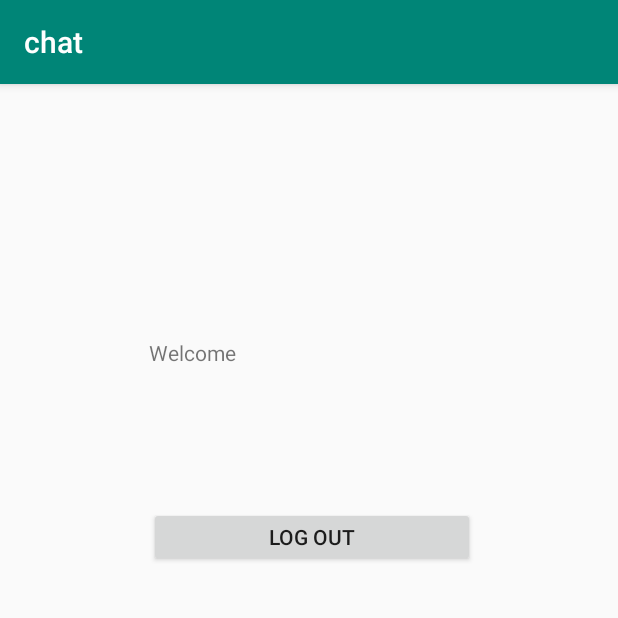
After one commit to skydread1/androidProject, an Android app: the ProfileUserActivity screen opened directly, with no data from a screen before it, on a phone screen of 412 x 824 dp, the top half of it. The commit adds this screen. Run offline under Robolectric (Android 15) with nearby library versions, the phone set to English and light mode, and no system bars; our stand-ins replace Firebase (no records; nobody signed in at launch, a user with empty details on screens opened directly).

Commit message:
profile activity added and logout button

```diff
--- a/app/src/main/AndroidManifest.xml
+++ b/app/src/main/AndroidManifest.xml
@@ -24,8 +24,8 @@
                 <category android:name="android.intent.category.LAUNCHER" />
             </intent-filter>
         </activity>
-        <activity android:name=".Main2Activity"></activity>
-        <activity android:name=".MessagesActivity"></activity>
+        <activity android:name=".ProfileUserActivity" />
+        <activity android:name=".MessagesActivity" />
     </application>
 
 </manifest>
--- a/app/src/main/java/com/cpe/chat/LoginActivity.java
+++ b/app/src/main/java/com/cpe/chat/LoginActivity.java
@@ -1,12 +1,9 @@
 package com.cpe.chat;
 
-import android.content.DialogInterface;
 import android.content.Intent;
 import android.support.annotation.NonNull;
-import android.support.v7.app.AlertDialog;
 import android.support.v7.app.AppCompatActivity;
 import android.os.Bundle;
-import android.util.Log;
 import android.util.Patterns;
 import android.view.View;
 import android.widget.EditText;
@@ -18,7 +15,6 @@ import com.google.android.gms.tasks.Task;
 import com.google.firebase.auth.AuthResult;
 import com.google.firebase.auth.FirebaseAuth;
 import com.google.firebase.auth.FirebaseAuthUserCollisionException;
-import com.google.firebase.auth.FirebaseUser;
 
 public class LoginActivity  extends AppCompatActivity implements View.OnClickListener {
     ProgressBar progressBar;
@@ -80,7 +76,7 @@ public class LoginActivity  extends AppCompatActivity implements View.OnClickLis
                 progressBar.setVisibility(View.GONE);
                 if (task.isSuccessful()) {
                     Toast.makeText(LoginActivity.this, "registration complete", Toast.LENGTH_SHORT).show();
-                    startActivity(new Intent(LoginActivity.this, MessagesActivity.class));
+                    startActivity(new Intent(LoginActivity.this, ProfileUserActivity.class));
                 } else {
 
                     if (task.getException() instanceof FirebaseAuthUserCollisionException) {
@@ -135,8 +131,7 @@ public class LoginActivity  extends AppCompatActivity implements View.OnClickLis
                     if (task.isSuccessful()) {
                         // Sign in success, update UI with the signed-in user's information
                         Toast.makeText(getApplicationContext(), "Sign in success", Toast.LENGTH_SHORT).show();
-                        startActivity(new Intent(LoginActivity.this, MessagesActivity.class));
-                        FirebaseUser user = mAuth.getCurrentUser();
+                        startActivity(new Intent(LoginActivity.this, ProfileUserActivity.class));
 
                     } else {
                         // If sign in fails, display a message to the user.
@@ -144,6 +139,7 @@ public class LoginActivity  extends AppCompatActivity implements View.OnClickLis
 
                         Toast.makeText(getApplicationContext(), "Authentication failed.",
                                 Toast.LENGTH_SHORT).show();
+                        progressBar.setVisibility(View.GONE);
 
                     }
                 }
--- /dev/null
+++ b/app/src/main/java/com/cpe/chat/ProfileUserActivity.java
@@ -0,0 +1,48 @@
+package com.cpe.chat;
+
+import android.content.Intent;
+import android.os.Bundle;
+import android.support.v7.app.AppCompatActivity;
+import android.view.View;
+import android.widget.Button;
+import android.widget.EditText;
+import android.widget.ProgressBar;
+import android.widget.TextView;
+import android.widget.Toast;
+
+import com.google.firebase.auth.FirebaseAuth;
+import com.google.firebase.auth.FirebaseUser;
+
+public class ProfileUserActivity extends AppCompatActivity implements View.OnClickListener {
+    private TextView textViewWelcome;
+    private Button buttonLogout;
+    private FirebaseAuth mAuth;
+
+    @Override
+    protected void onCreate(Bundle savedInstanceState) {
+        super.onCreate(savedInstanceState);
+        setContentView(R.layout.activity_profile_user);
+
+        textViewWelcome = (TextView) findViewById(R.id.welcome_message);
+        buttonLogout = (Button) findViewById(R.id.logout_button);
+
+        mAuth = FirebaseAuth.getInstance();
+        if(mAuth.getCurrentUser() == null){
+            finish();
+            startActivity(new Intent(this, LoginActivity.class));
+        }
+        findViewById(R.id.logout_button).setOnClickListener(this);
+        FirebaseUser user = mAuth.getCurrentUser();
+        textViewWelcome.setText("Welcome "+user.getEmail());
+        buttonLogout.setOnClickListener(this);
+    }
+
+    @Override
+    public void onClick(View v) {
+        FirebaseAuth.getInstance().signOut();
+        Toast.makeText(this, "Log out success", Toast.LENGTH_SHORT).show();
+        Intent intent = new Intent(this, LoginActivity.class);
+        startActivity(intent);
+
+    }
+}
--- /dev/null
+++ b/app/src/main/res/layout/activity_profile_user.xml
@@ -0,0 +1,36 @@
+<?xml version="1.0" encoding="utf-8"?>
+<android.support.constraint.ConstraintLayout xmlns:android="http://schemas.android.com/apk/res/android"
+    xmlns:app="http://schemas.android.com/apk/res-auto"
+    xmlns:tools="http://schemas.android.com/tools"
+    android:layout_width="match_parent"
+    android:layout_height="match_parent"
+    tools:context=".activity_profile_user">
+
+    <TextView
+        android:id="@+id/welcome_message"
+        android:layout_width="214dp"
+        android:layout_height="31dp"
+        android:layout_marginStart="163dp"
+        android:layout_marginTop="47dp"
+        android:layout_marginEnd="163dp"
+        android:layout_marginBottom="445dp"
+        android:text="@string/welcome"
+        app:layout_constraintBottom_toBottomOf="parent"
+        app:layout_constraintEnd_toEndOf="parent"
+        app:layout_constraintStart_toStartOf="parent"
+        app:layout_constraintTop_toTopOf="parent" />
+
+    <Button
+        android:id="@+id/logout_button"
+        android:layout_width="217dp"
+        android:layout_height="40dp"
+        android:layout_marginStart="85dp"
+        android:layout_marginTop="17dp"
+        android:layout_marginEnd="82dp"
+        android:layout_marginBottom="382dp"
+        android:text="@string/logout"
+        app:layout_constraintBottom_toBottomOf="parent"
+        app:layout_constraintEnd_toEndOf="parent"
+        app:layout_constraintStart_toStartOf="parent"
+        app:layout_constraintTop_toBottomOf="@+id/welcome_message" />
+</android.support.constraint.ConstraintLayout>
--- a/app/src/main/res/values/strings.xml
+++ b/app/src/main/res/values/strings.xml
@@ -14,4 +14,6 @@
     <string name="cpe_hello">Hello World :D</string>
     <string name="action_sign_in">Sign In</string>
     <string name="action_sign_in_short">Sign In</string>
+    <string name="welcome">Welcome</string>
+    <string name="logout">log Out</string>
 </resources>
```
